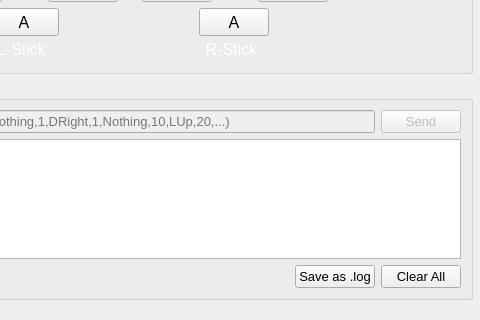
Above: remotecontrollerwindow.ui from brianuuu/AutoControllerHelper before the change; both pictures show x 239 to 719 and y 544 to 864 of the 1377 by 864 pixel window. Below: the same form after it.
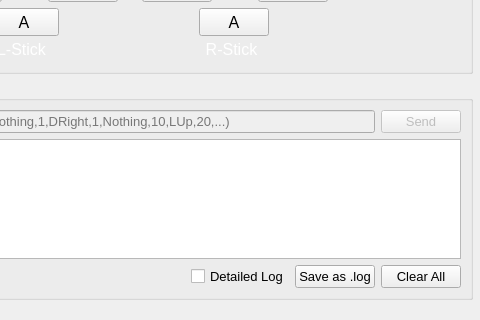
That is the form after the change. Icons and pictures are not drawn. Custom widgets are drawn as their Qt base class.

Commit message: Added detail logging, added checkBrightnessMeanTarget()

Patch:
```diff
--- a/remotecontrollerwindow.ui
+++ b/remotecontrollerwindow.ui
@@ -1286,6 +1286,13 @@
              </property>
             </spacer>
            </item>
+           <item>
+            <widget class="QCheckBox" name="CB_DetailLog">
+             <property name="text">
+              <string>Detailed Log</string>
+             </property>
+            </widget>
+           </item>
            <item>
             <widget class="QPushButton" name="PB_SaveLog">
              <property name="text">
```
The commit also changes 9 other files.
